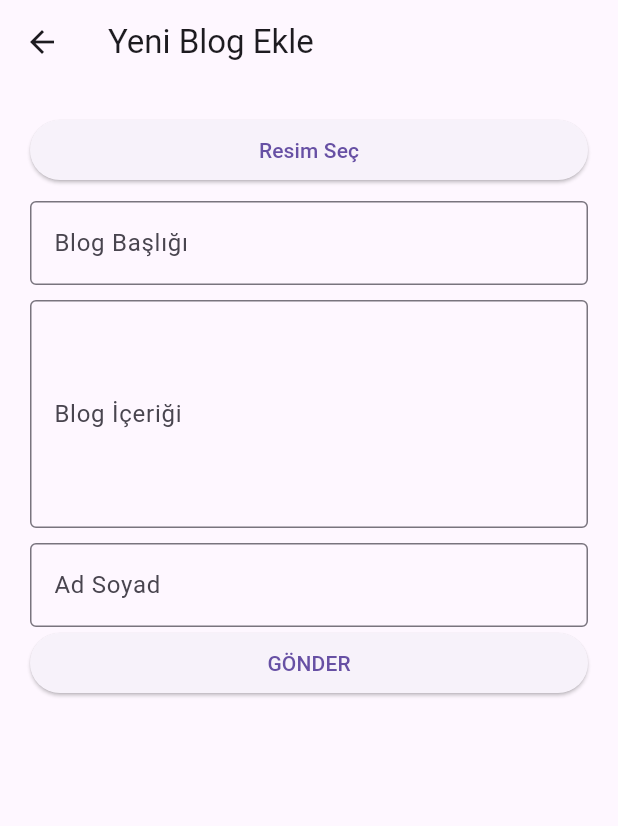
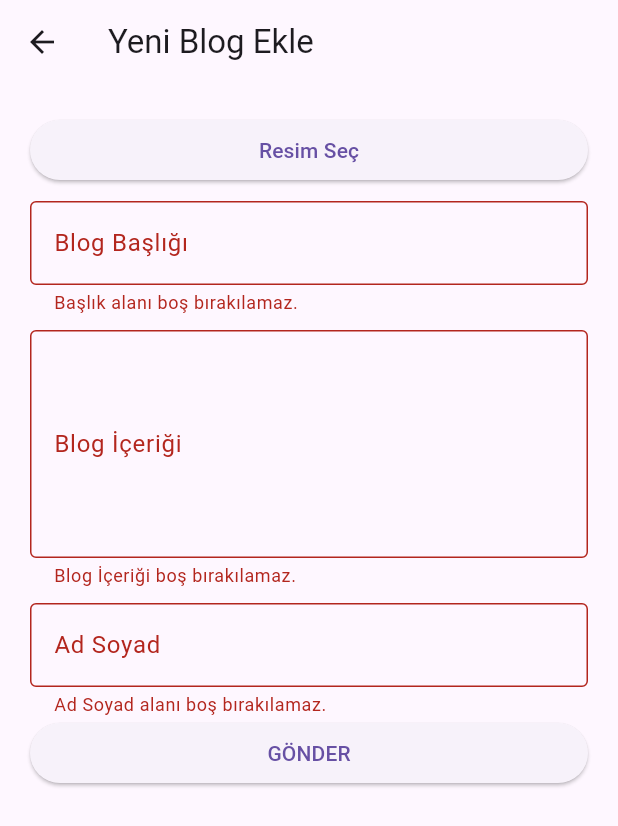
Before and after one commit to boratzn/Tobeto, a Flutter app: the AddBlog screen opened directly, after a tap on "GÖNDER", on a phone screen of 412 x 824 dp. Shown: the top 826 px of the screen. Run offline on Flutter 3.47's test engine with Material 3 defaults, Android fonts, the light colour scheme and no system bars; our stand-ins replace dio, equatable, fl_chart, flutter_animate, flutter_bloc, flutter_riverpod and 2 more; network calls fail.

Commit message:
bloc pattern uygulandı

```diff
--- /dev/null
+++ b/miniblog/lib/bloc/article_event.dart
@@ -0,0 +1,27 @@
+part of 'article_bloc.dart';
+
+abstract class ArticleEvent extends Equatable {}
+
+class FetchArticles extends ArticleEvent {
+  @override
+  List<Object?> get props => [];
+}
+
+class FetchArticleByID extends ArticleEvent {
+  final String id;
+
+  FetchArticleByID({required this.id});
+
+  @override
+  List<Object?> get props => [id];
+}
+
+class AddArticle extends ArticleEvent {
+  final Article article;
+  final BuildContext context;
+
+  AddArticle({required this.article, required this.context});
+
+  @override
+  List<Object?> get props => [article, context];
+}
--- /dev/null
+++ b/miniblog/lib/bloc/article_state.dart
@@ -0,0 +1,32 @@
+part of 'article_bloc.dart';
+
+abstract class ArticleState extends Equatable {
+  const ArticleState();
+
+  @override
+  List<Object> get props => [];
+}
+
+final class ArticleInitial extends ArticleState {}
+
+final class ArticleLoading extends ArticleState {}
+
+final class ArticlesLoaded extends ArticleState {
+  final List<Article> blogs;
+
+  const ArticlesLoaded({required this.blogs});
+
+  @override
+  List<Object> get props => [blogs];
+}
+
+final class ArticleLoaded extends ArticleState {
+  final Article blog;
+
+  const ArticleLoaded({required this.blog});
+
+  @override
+  List<Object> get props => [blog];
+}
+
+final class ArticleError extends ArticleState {}
--- a/miniblog/lib/models/article.dart
+++ b/miniblog/lib/models/article.dart
@@ -1,17 +1,19 @@
 import 'dart:convert';
+
+import 'package:equatable/equatable.dart';
 
 Article articleFromJson(String str) => Article.fromJson(json.decode(str));
 
 String articleToJson(Article data) => json.encode(data.toJson());
 
-class Article {
+class Article extends Equatable {
   final String id;
   final String title;
   final String content;
   final String thumbnail;
   final String author;
 
-  Article({
+  const Article({
     required this.id,
     required this.title,
     required this.content,
@@ -34,4 +36,13 @@ class Article {
         "thumbnail": thumbnail,
         "author": author,
       };
+
+  @override
+  List<Object?> get props => [
+        id,
+        title,
+        content,
+        thumbnail,
+        author,
+      ];
 }
--- /dev/null
+++ b/miniblog/lib/repositories/article_repository.dart
@@ -0,0 +1,46 @@
+import 'dart:convert';
+
+import 'package:flutter/material.dart';
+import 'package:http/http.dart' as http;
+import 'package:image_picker/image_picker.dart';
+import 'package:miniblog/models/article.dart';
+
+class ArticleRepository {
+  Future<List<Article>> getArticles() async {
+    final url = Uri.parse("https://tobetoapi.halitkalayci.com/api/Articles");
+    final response = await http.get(url);
+    final List jsonData = jsonDecode(response.body);
+
+    return jsonData.map((e) => Article.fromJson(e)).toList();
+  }
+
+  Future<Article> getArticleById(String id) async {
+    final url = Uri.parse(
+      "https://tobetoapi.halitkalayci.com/api/Articles/$id",
+    );
+    final response = await http.get(url);
+    final jsonData = jsonDecode(response.body);
+
+    return Article.fromJson(jsonData);
+  }
+
+  submitForm(Article blog, BuildContext context) async {
+    Uri url = Uri.parse("https://tobetoapi.halitkalayci.com/api/Articles");
+    var request = http.MultipartRequest("POST", url);
+
+    if (blog.thumbnail != null) {
+      request.files
+          .add(await http.MultipartFile.fromPath("File", blog.thumbnail));
+    }
+
+    request.fields['Title'] = blog.title;
+    request.fields['Content'] = blog.content;
+    request.fields['Author'] = blog.author;
+
+    final response = await request.send();
+
+    if (response.statusCode == 201) {
+      Navigator.pop(context, true);
+    }
+  }
+}
--- a/miniblog/lib/screens/add_blog.dart
+++ b/miniblog/lib/screens/add_blog.dart
@@ -1,8 +1,10 @@
 import 'dart:io';
 
 import 'package:flutter/material.dart';
+import 'package:flutter_bloc/flutter_bloc.dart';
 import 'package:image_picker/image_picker.dart';
-import 'package:http/http.dart' as http;
+import 'package:miniblog/bloc/article_bloc.dart';
+import 'package:miniblog/models/article.dart';
 
 class AddBlog extends StatefulWidget {
   const AddBlog({super.key});
@@ -25,26 +27,6 @@ class _AddBlogState extends State<AddBlog> {
     setState(() {
       selectedImage = selectedFile;
     });
-  }
-
-  submitForm() async {
-    Uri url = Uri.parse("https://tobetoapi.halitkalayci.com/api/Articles");
-    var request = http.MultipartRequest("POST", url);
-
-    if (selectedImage != null) {
-      request.files
-          .add(await http.MultipartFile.fromPath("File", selectedImage!.path));
-    }
-
-    request.fields['Title'] = title;
-    request.fields['Content'] = content;
-    request.fields['Author'] = author;
-
-    final response = await request.send();
-
-    if (response.statusCode == 201) {
-      Navigator.pop(context, true);
-    }
   }
 
   @override
@@ -119,7 +101,26 @@ class _AddBlogState extends State<AddBlog> {
                   },
                   onSaved: (newValue) => author = newValue!,
                 ),
-                ElevatedButton(onPressed: () {}, child: const Text("GÖNDER"))
+                ElevatedButton(
+                    onPressed: () {
+                      if (formKey.currentState!.validate()) {
+                        if (selectedImage == null) {
+                          // Validasyon hatası göster..
+                          return;
+                        }
+                        // Validasyonlar başarılı
+                        formKey.currentState!.save();
+                        var article = Article(
+                            id: "",
+                            title: title,
+                            content: content,
+                            thumbnail: selectedImage!.path,
+                            author: author);
+                        context.read<ArticleBloc>().add(
+                            AddArticle(article: article, context: context));
+                      }
+                    },
+                    child: const Text("GÖNDER"))
               ],
             ),
           ),
--- a/miniblog/lib/widgets/blog_item.dart
+++ b/miniblog/lib/widgets/blog_item.dart
@@ -1,4 +1,6 @@
 import 'package:flutter/material.dart';
+import 'package:flutter_bloc/flutter_bloc.dart';
+import 'package:miniblog/bloc/article_bloc.dart';
 import 'package:miniblog/screens/blog_detail.dart';
 
 import '../models/article.dart';
@@ -17,6 +19,8 @@ class BlogItem extends StatelessWidget {
       padding: const EdgeInsets.all(16),
       child: InkWell(
         onTap: () {
+          final articleBloc = BlocProvider.of<ArticleBloc>(context);
+          articleBloc.add(FetchArticleByID(id: blog.id));
           Navigator.push(
               context,
               MaterialPageRoute(
@@ -28,7 +32,9 @@ class BlogItem extends StatelessWidget {
             crossAxisAlignment: CrossAxisAlignment.start,
             children: [
               AspectRatio(
-                  aspectRatio: 4 / 2, child: Image.network(blog.thumbnail)),
+                  aspectRatio: 4 / 2,
+                  child:
+                      Hero(tag: blog.id, child: Image.network(blog.thumbnail))),
               ListTile(
                 title: Text(
                   blog.title,
--- a/miniblog/pubspec.yaml
+++ b/miniblog/pubspec.yaml
@@ -7,8 +7,10 @@ environment:
   sdk: '>=3.1.4 <4.0.0'
 
 dependencies:
+  equatable: ^2.0.5
   flutter:
     sdk: flutter
+  flutter_bloc: ^8.1.3
   http: ^1.1.0
   image_picker: ^1.0.5
   uuid: ^4.2.2
```
Also changed, not shown: miniblog/lib/bloc/article_bloc.dart (added, +57 -0 lines), miniblog/lib/main.dart (+7 -1 lines), miniblog/lib/screens/blog_detail.dart (+127 -26 lines), miniblog/lib/screens/homepage.dart (+37 -58 lines), miniblog/pubspec.lock.
